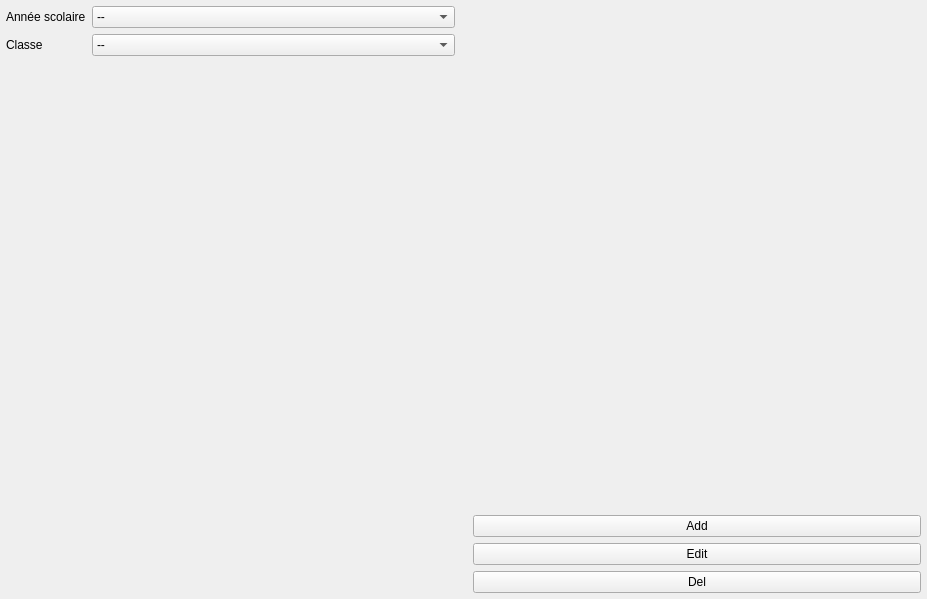
Above: studentpage.ui from self-root/lycee before the change. Below: the same form after it.
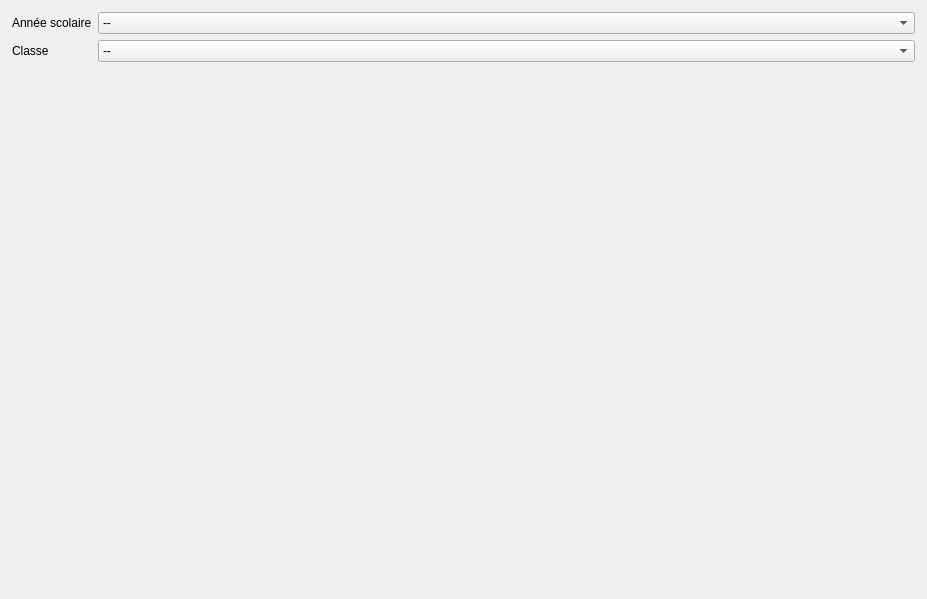
That is the form after the change.

Diff of the .ui file:
```diff
--- a/studentpage.ui
+++ b/studentpage.ui
@@ -20,17 +20,31 @@
   </property>
   <layout class="QHBoxLayout" name="horizontalLayout">
    <property name="leftMargin">
-    <number>0</number>
+    <number>6</number>
    </property>
    <property name="topMargin">
-    <number>0</number>
+    <number>6</number>
    </property>
    <property name="rightMargin">
-    <number>0</number>
+    <number>6</number>
    </property>
    <property name="bottomMargin">
+    <number>6</number>
+   </property>
+   <item>
+    <layout class="QVBoxLayout" name="mainLayout">
+     <property name="leftMargin">
     <number>0</number>
    </property>
+     <property name="topMargin">
+      <number>0</number>
+     </property>
+     <property name="rightMargin">
+      <number>0</number>
+     </property>
+     <item>
+      <layout class="QVBoxLayout" name="actionLayout"/>
+     </item>
    <item>
     <layout class="QVBoxLayout" name="studentPageLeftLayout">
      <property name="leftMargin">
@@ -82,54 +96,6 @@
       </layout>
      </item>
     </layout>
-   </item>
-   <item>
-    <layout class="QVBoxLayout" name="verticalLayout_2">
-     <property name="leftMargin">
-      <number>6</number>
-     </property>
-     <property name="topMargin">
-      <number>6</number>
-     </property>
-     <property name="rightMargin">
-      <number>6</number>
-     </property>
-     <property name="bottomMargin">
-      <number>6</number>
-     </property>
-     <item>
-      <spacer name="verticalSpacer">
-       <property name="orientation">
-        <enum>Qt::Vertical</enum>
-       </property>
-       <property name="sizeHint" stdset="0">
-        <size>
-         <width>20</width>
-         <height>40</height>
-        </size>
-       </property>
-      </spacer>
-     </item>
-     <item>
-      <widget class="QPushButton" name="addStudentBtn">
-       <property name="text">
-        <string>Add</string>
-       </property>
-      </widget>
-     </item>
-     <item>
-      <widget class="QPushButton" name="editStidentBtn">
-       <property name="text">
-        <string>Edit</string>
-       </property>
-      </widget>
-     </item>
-     <item>
-      <widget class="QPushButton" name="removeStudentBtn">
-       <property name="text">
-        <string>Del</string>
-       </property>
-      </widget>
      </item>
     </layout>
    </item>
```
Lines whose indentation alone changed are shown as unchanged.
